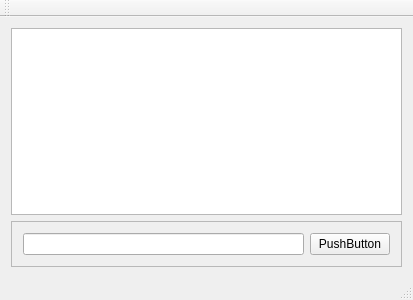
First picture: the form in src/qt/app/mainwindow.ui, repository JuliusPallesen/QT6-Example-Project, before the edit.
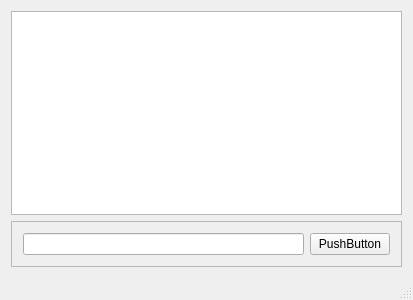
Second picture: the form after the edit.

Patch:
```diff
--- a/src/qt/app/mainwindow.ui
+++ b/src/qt/app/mainwindow.ui
@@ -16,7 +16,7 @@
   <widget class="QWidget" name="centralWidget">
    <layout class="QVBoxLayout" name="verticalLayout">
     <item>
-     <widget class="QListView" name="listView"/>
+     <widget class="QTableView" name="tableView"/>
     </item>
     <item>
      <widget class="QFrame" name="frame">
@@ -52,14 +52,6 @@
     </rect>
    </property>
   </widget>
-  <widget class="QToolBar" name="mainToolBar">
-   <attribute name="toolBarArea">
-    <enum>TopToolBarArea</enum>
-   </attribute>
-   <attribute name="toolBarBreak">
-    <bool>false</bool>
-   </attribute>
-  </widget>
   <widget class="QStatusBar" name="statusBar"/>
  </widget>
  <layoutdefault spacing="6" margin="11"/>
```
Left out of the diff: 2 changed lines with no effect on the pictures.
